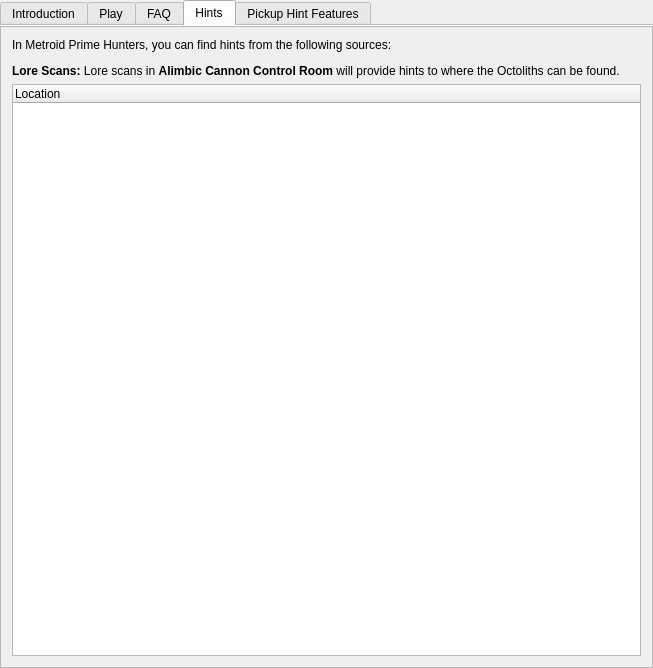
Old version of the form randovania/games/prime_hunters/gui/ui_files/games_tab_prime_hunters_widget.ui in the repository randovania/randovania.
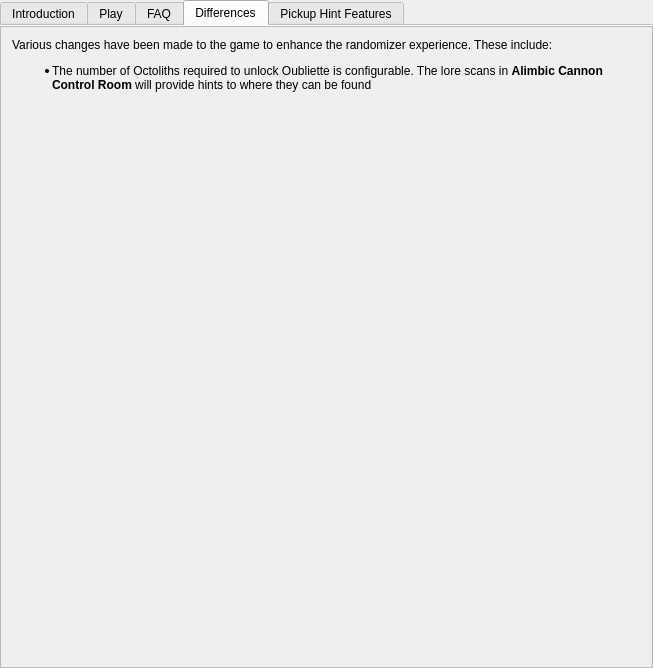
New version of the form. The open tabs and pages were chosen to show the change. Custom widgets are drawn as their Qt base class.

```diff
--- a/randovania/games/prime_hunters/gui/ui_files/games_tab_prime_hunters_widget.ui
+++ b/randovania/games/prime_hunters/gui/ui_files/games_tab_prime_hunters_widget.ui
@@ -116,7 +116,7 @@
   </widget>
   <widget class="QWidget" name="hints_tab">
    <attribute name="title">
-    <string>Hints</string>
+    <string>Differences</string>
    </attribute>
    <layout class="QGridLayout" name="gridLayout_2">
     <property name="leftMargin">
@@ -149,7 +149,7 @@
         <item row="0" column="0">
          <widget class="QLabel" name="hints_label">
           <property name="text">
-           <string>&lt;html&gt;&lt;head/&gt;&lt;body&gt;&lt;p&gt;In Metroid Prime Hunters, you can find hints from the following sources:&lt;/p&gt;&lt;p&gt;&lt;span style=&quot; font-weight:600;&quot;&gt;Lore Scans: &lt;/span&gt;Lore scans in &lt;span style=&quot; font-weight:600;&quot;&gt;Alimbic Cannon Control Room&lt;/span&gt; will provide hints to where the Octoliths can be found.&lt;/p&gt;&lt;/body&gt;&lt;/html&gt;</string>
+           <string>&lt;html&gt;&lt;head/&gt;&lt;body&gt;&lt;p&gt;Various changes have been made to the game to enhance the randomizer experience. These include:&lt;/p&gt;&lt;ul style=&quot;margin-top: 0px; margin-bottom: 0px; margin-left: 0px; margin-right: 0px; -qt-list-indent: 1;&quot;&gt;&lt;li style=&quot; margin-top:12px; margin-bottom:12px; margin-left:0px; margin-right:0px; -qt-block-indent:0; text-indent:0px;&quot;&gt;The number of Octoliths required to unlock Oubliette is configurable. The lore scans in &lt;span style=&quot; font-weight:600;&quot;&gt;Alimbic Cannon Control Room&lt;/span&gt; will provide hints to where they can be found&lt;br/&gt;&lt;/li&gt;&lt;/ul&gt;&lt;/body&gt;&lt;/html&gt;</string>
           </property>
           <property name="alignment">
            <set>Qt::AlignLeading|Qt::AlignLeft|Qt::AlignTop</set>
@@ -159,21 +159,6 @@
           </property>
          </widget>
         </item>
-        <item row="1" column="0">
-         <widget class="QTreeWidget" name="hint_locations_tree_widget">
-          <property name="minimumSize">
-           <size>
-            <width>0</width>
-            <height>340</height>
-           </size>
-          </property>
-          <column>
-           <property name="text">
-            <string>Location</string>
-           </property>
-          </column>
-         </widget>
-        </item>
        </layout>
       </widget>
      </widget>
```
Left out of the diff: 11 changed lines with no effect on the pictures.
